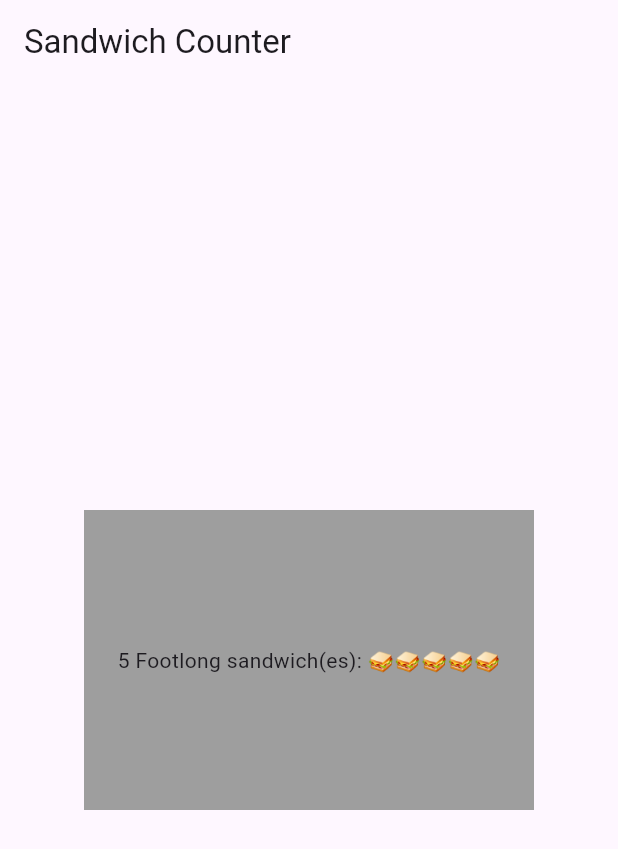
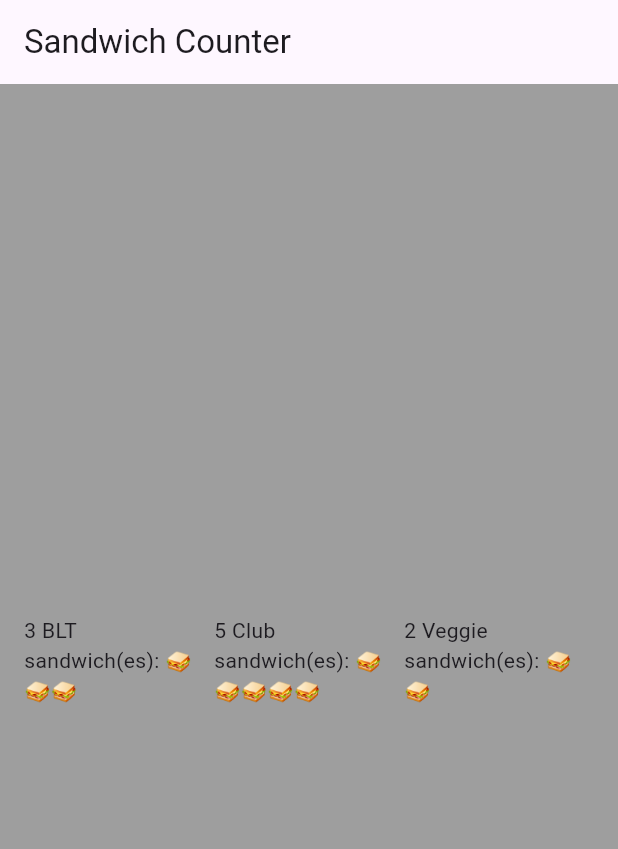
Before and after one commit to rzxv/sandwich_shop, a Flutter app: the screen it shows after launch, on a phone screen of 412 x 824 dp. Shown: the top 849 px of the screen. Run offline on Flutter 3.47's test engine with Material 3 defaults, Android fonts, the phone set to English and light mode, and no system bars.

Commit message:
Created Three OrderItemDisplay widgets in a row

```diff
--- a/lib/main.dart
+++ b/lib/main.dart
@@ -19,9 +19,15 @@ Widget build(BuildContext context) {
           alignment: Alignment.center,
           padding: const EdgeInsets.all(16.0),
           color: Colors.grey,
-          height: 200.0,
-          width: 300.0,
-          child: const OrderItemDisplay(5, 'Footlong'),
+          child: const Row(
+            mainAxisAlignment: MainAxisAlignment.spaceBetween,
+            crossAxisAlignment: CrossAxisAlignment.center,
+            children: [
+              Expanded(child: OrderItemDisplay(3, 'BLT')),
+              Expanded(child: OrderItemDisplay(5, 'Club')),
+              Expanded(child: OrderItemDisplay(2, 'Veggie')),
+            ],
+          ),
         ),
       ),
     ),
```
